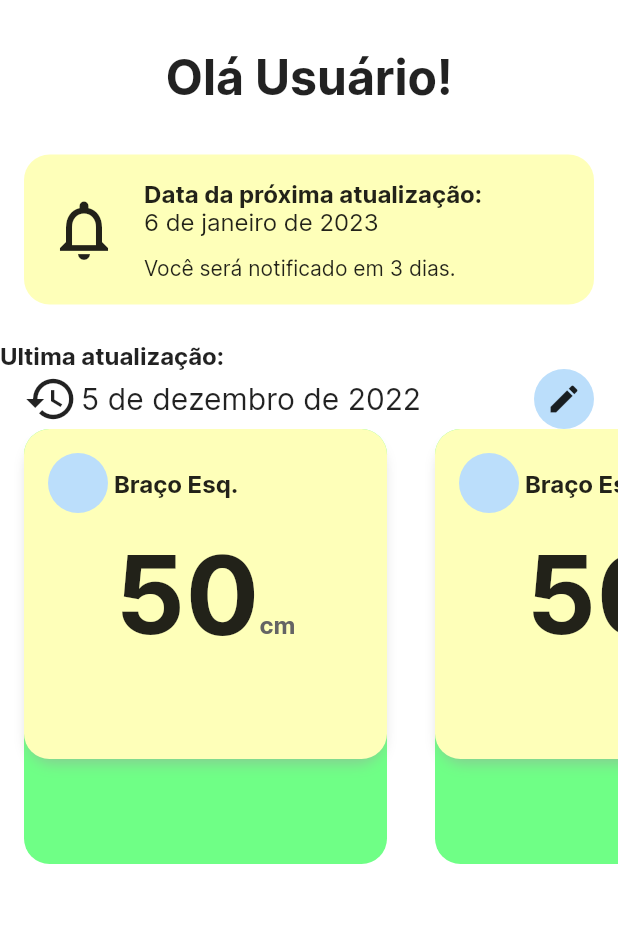
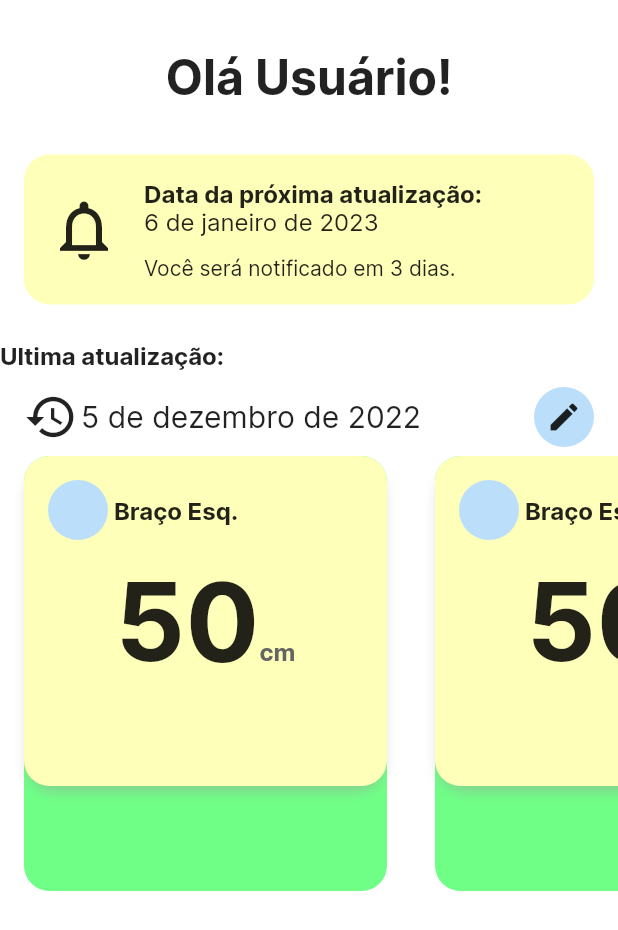
Before and after one commit to RodrigoUchoa001/workout-assistant, a Flutter app: the screen it shows after launch, on a phone screen of 412 x 824 dp. Shown: the top 930 px of the screen. Run offline on Flutter 3.47's test engine with Material 2 defaults, Android fonts, the phone set to English and light mode, and no system bars.

Commit message:
corrigido outro problema de margem no container de ultimas medidas

```diff
--- a/lib/widgets/container_de_exibicao_de_ultimas_medidas.dart
+++ b/lib/widgets/container_de_exibicao_de_ultimas_medidas.dart
@@ -8,6 +8,7 @@ class ContainerDeExibicaoDeUltimasMedidas extends StatelessWidget {
   Widget build(BuildContext context) {
     return Column(
       children: [
+        const SizedBox(height: 12),
         Container(
           margin: const EdgeInsets.symmetric(horizontal: 16),
           child: Row(
@@ -32,6 +33,7 @@ class ContainerDeExibicaoDeUltimasMedidas extends StatelessWidget {
             ],
           ),
         ),
+        const SizedBox(height: 6),
         SizedBox(
           height: 290,
           child: ListView.builder(
```
